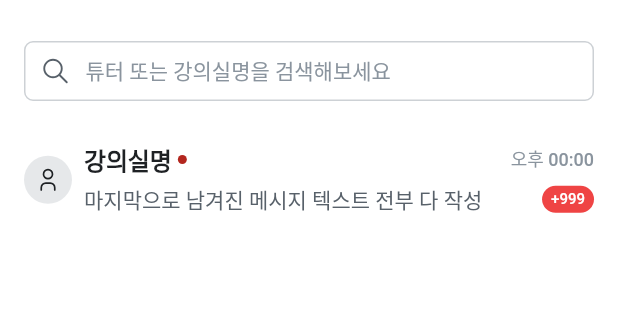
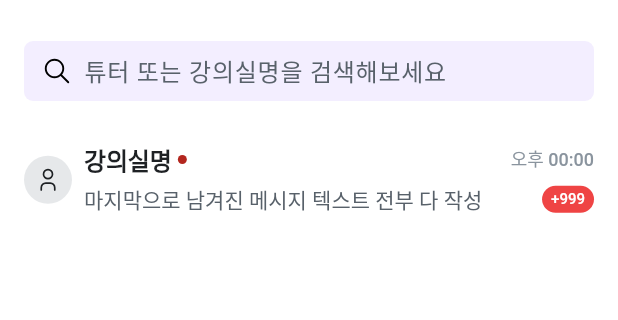
Before and after one commit to individual-study-workspace/front_mobile, a Flutter app: the ChatListPage screen opened directly, on a phone screen of 412 x 824 dp, the part 61-381 px from its top. Run offline on Flutter 3.47's test engine with Material 3 defaults, Android fonts, the phone set to English and light mode, and no system bars; our stand-ins replace dio, flutter_riverpod, flutter_svg, go_router.

Commit message:
KAN-48 : 채팅 목록 UI
검색창 공통 위젯으로 변경

```diff
--- a/lib/app/app_router.dart
+++ b/lib/app/app_router.dart
@@ -2,6 +2,7 @@ import 'package:flutter_riverpod/flutter_riverpod.dart';
 import 'package:front_mobile/app/route_path.dart';
 import 'package:front_mobile/features/auth/view/profile_setup_page.dart';
 import 'package:front_mobile/features/auth/view/terms_agreement_page.dart';
+import 'package:front_mobile/features/chat/view/chat_list_page.dart';
 import 'package:go_router/go_router.dart';
 
 final goRouterProvider = Provider<GoRouter>((ref) {
@@ -17,6 +18,10 @@ final goRouterProvider = Provider<GoRouter>((ref) {
         path: RoutePath.profileSetup,
         builder: (_, __) => const ProfileSetupPage(),
       ),
+      GoRoute(
+        path: RoutePath.chatList,
+        builder: (_, __) => const ChatListPage(),
+      ),
     ],
   );
 });
--- a/lib/app/route_path.dart
+++ b/lib/app/route_path.dart
@@ -2,4 +2,5 @@ abstract class RoutePath {
   // static const home = '/';
   static const termsAgreement = '/termsAgreement';
   static const profileSetup = '/profileSetup';
+  static const chatList = '/chatList';
 }
--- a/lib/features/chat/view/chat_list_page.dart
+++ b/lib/features/chat/view/chat_list_page.dart
@@ -1,6 +1,7 @@
 import 'package:flutter/material.dart';
 import 'package:flutter_svg/svg.dart';
 import 'package:front_mobile/common/theme.dart';
+import 'package:front_mobile/common/widget/common_search_bar.dart';
 import 'package:front_mobile/common/widget/main_app_bar.dart';
 import 'package:front_mobile/common/widget/text_input.dart';
 import 'package:front_mobile/features/chat/view/chat_list_card.dart';
@@ -20,20 +21,7 @@ class ChatListPage extends StatelessWidget {
         child: Column(
           children: [
             // 검색 창
-            TextInput(
-              size: TextInputSize.small,
-              hintText: '튜터 또는 강의실명을 검색해보세요',
-              leftIcon: SvgPicture.asset(
-                'assets/icons/search_outline.svg',
-                width: 40,
-                height: 40,
-                fit: BoxFit.contain,
-                colorFilter: ColorFilter.mode(
-                  Palette.iconSecondary,
-                  BlendMode.srcIn,
-                ),
-              ),
-            ),
+            CommonSearchBar(hintText: '튜터 또는 강의실명을 검색해보세요'),
             SizedBox(height: 16),
             // api 연동 시 map으로 반복문 돌려서 뿌림
             ChatListCard(),
```
